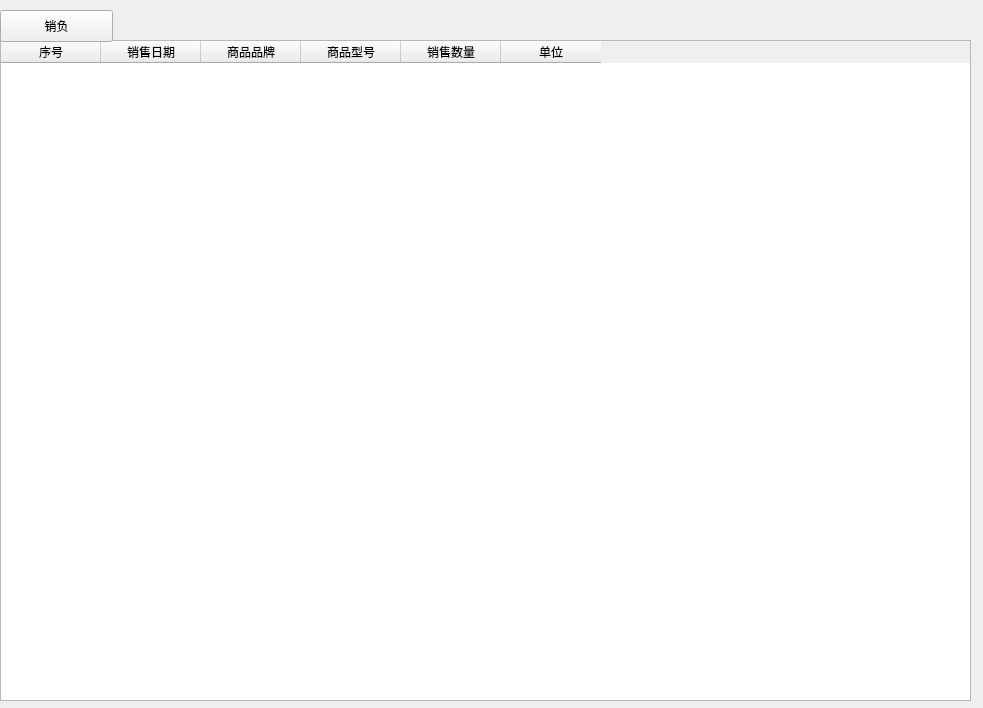
Above: View/buy/ui/ui_write_off_query.ui from zgj0607/Py-store before the change. Below: the same form after it.
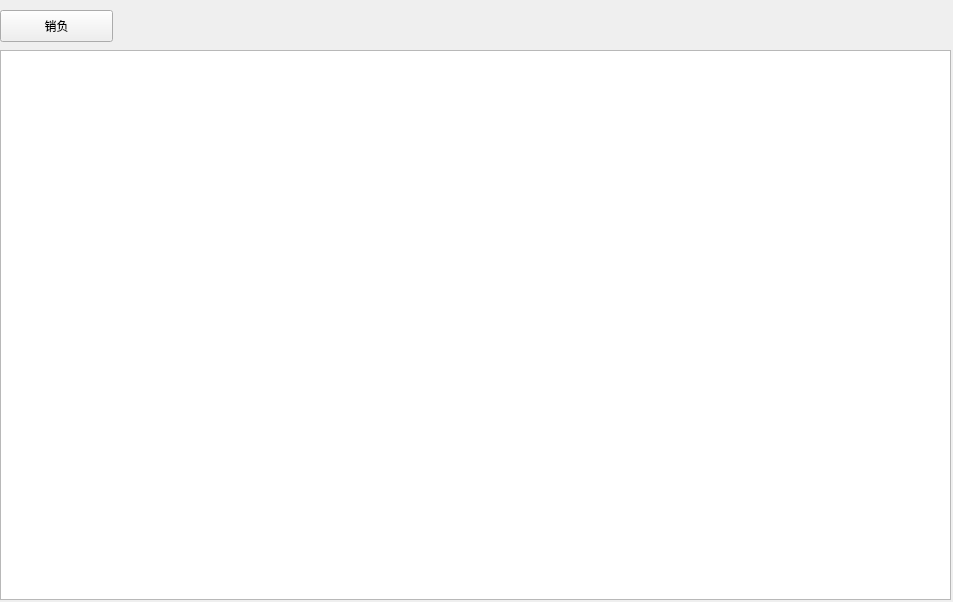
That is the form after the change.

The edit to the form file:
```diff
--- a/View/buy/ui/ui_write_off_query.ui
+++ b/View/buy/ui/ui_write_off_query.ui
@@ -6,65 +6,13 @@
    <rect>
     <x>0</x>
     <y>0</y>
-    <width>983</width>
-    <height>708</height>
+    <width>953</width>
+    <height>602</height>
    </rect>
   </property>
   <property name="windowTitle">
    <string>销负信息</string>
   </property>
-  <widget class="QTableWidget" name="tableWidget">
-   <property name="geometry">
-    <rect>
-     <x>0</x>
-     <y>40</y>
-     <width>971</width>
-     <height>661</height>
-    </rect>
-   </property>
-   <property name="minimumSize">
-    <size>
-     <width>971</width>
-     <height>0</height>
-    </size>
-   </property>
-   <property name="maximumSize">
-    <size>
-     <width>971</width>
-     <height>16777215</height>
-    </size>
-   </property>
-   <column>
-    <property name="text">
-     <string>序号</string>
-    </property>
-   </column>
-   <column>
-    <property name="text">
-     <string>销售日期</string>
-    </property>
-   </column>
-   <column>
-    <property name="text">
-     <string>商品品牌</string>
-    </property>
-   </column>
-   <column>
-    <property name="text">
-     <string>商品型号</string>
-    </property>
-   </column>
-   <column>
-    <property name="text">
-     <string>销售数量</string>
-    </property>
-   </column>
-   <column>
-    <property name="text">
-     <string>单位</string>
-    </property>
-   </column>
-  </widget>
   <widget class="QPushButton" name="writeOffButton">
    <property name="geometry">
     <rect>
@@ -78,6 +26,25 @@
     <string>销负</string>
    </property>
   </widget>
+  <widget class="QTableView" name="write_off_table">
+   <property name="geometry">
+    <rect>
+     <x>0</x>
+     <y>50</y>
+     <width>951</width>
+     <height>550</height>
+    </rect>
+   </property>
+   <property name="selectionBehavior">
+    <enum>QAbstractItemView::SelectRows</enum>
+   </property>
+   <property name="sortingEnabled">
+    <bool>true</bool>
+   </property>
+   <attribute name="verticalHeaderVisible">
+    <bool>false</bool>
+   </attribute>
+  </widget>
  </widget>
  <resources/>
  <connections/>
```
